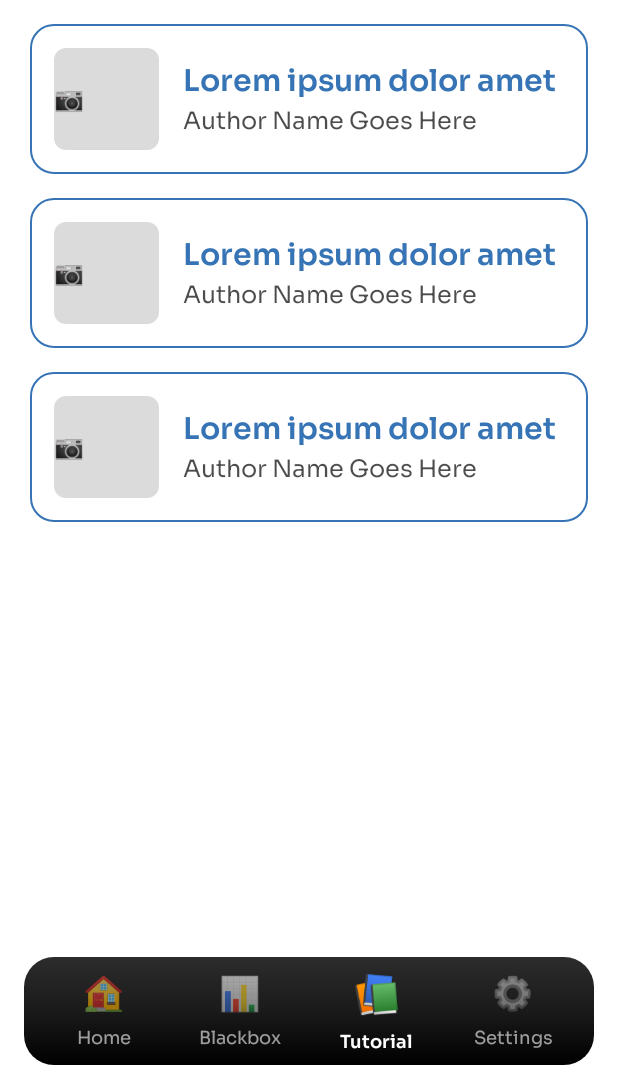
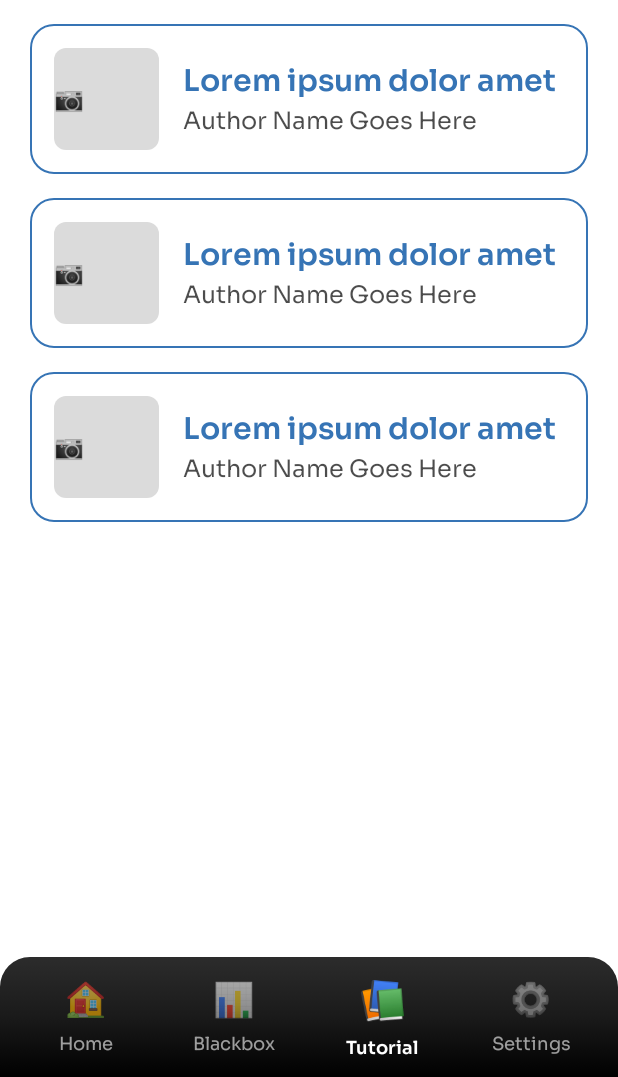
Before and after one commit to ggvndd/RideGuardCO2, an Android app built with Jetpack Compose: the @Preview function MainAppPreview, item 3 of the bottom bar chosen, on a phone screen of 412 x 824 dp, the part 159-1236 px from its top. Run offline under Robolectric (Android 15) with nearby library versions, the phone set to English and light mode, and no system bars.

Commit message:
feat: adjusted home screen and bottom navbar

```diff
--- a/app/src/main/java/com/capstoneco2/rideguard/ui/components/BottomNavigation.kt
+++ b/app/src/main/java/com/capstoneco2/rideguard/ui/components/BottomNavigation.kt
@@ -3,6 +3,7 @@ package com.capstoneco2.rideguard.ui.components
 import androidx.compose.foundation.background
 import androidx.compose.foundation.layout.Box
 import androidx.compose.foundation.layout.Row
+import androidx.compose.foundation.layout.fillMaxHeight
 import androidx.compose.foundation.layout.fillMaxWidth
 import androidx.compose.foundation.layout.height
 import androidx.compose.foundation.layout.padding
@@ -47,13 +48,12 @@ fun BottomNavigationBar(
     Box(
         modifier = modifier
             .fillMaxWidth()
-            .padding(horizontal = 16.dp, vertical = 8.dp)
     ) {
         Box(
             modifier = Modifier
                 .fillMaxWidth()
-                .height(72.dp)
-                .clip(RoundedCornerShape(20.dp))
+                .height(80.dp)
+                .clip(RoundedCornerShape(topStart = 20.dp, topEnd = 20.dp, bottomStart = 0.dp, bottomEnd = 0.dp))
                 .background(
                     brush = Brush.verticalGradient(
                         colors = listOf(
@@ -67,8 +67,8 @@ fun BottomNavigationBar(
             Row(
                 modifier = Modifier
                     .fillMaxWidth()
-                    .height(72.dp)
-                    .padding(horizontal = 8.dp),
+                    .height(80.dp)
+                    .padding(horizontal = 8.dp, vertical = 8.dp),
                 verticalAlignment = Alignment.CenterVertically
             ) {
                 bottomNavItems.forEach { item ->
--- a/app/src/main/java/com/capstoneco2/rideguard/ui/screens/HomeScreen.kt
+++ b/app/src/main/java/com/capstoneco2/rideguard/ui/screens/HomeScreen.kt
@@ -1,6 +1,9 @@
 package com.capstoneco2.rideguard.ui.screens
 
+import androidx.compose.foundation.Image
 import androidx.compose.foundation.background
+import androidx.compose.foundation.border
+import androidx.compose.foundation.clickable
 import androidx.compose.foundation.layout.Arrangement
 import androidx.compose.foundation.layout.Box
 import androidx.compose.foundation.layout.Column
@@ -13,30 +16,44 @@ import androidx.compose.foundation.layout.padding
 import androidx.compose.foundation.layout.size
 import androidx.compose.foundation.layout.width
 import androidx.compose.foundation.lazy.LazyColumn
-import androidx.compose.foundation.lazy.LazyRow
-import androidx.compose.foundation.lazy.items
 import androidx.compose.foundation.shape.RoundedCornerShape
 import androidx.compose.material3.Card
 import androidx.compose.material3.CardDefaults
+import androidx.compose.material3.Divider
 import androidx.compose.material3.MaterialTheme
+import androidx.compose.material3.Text
 import androidx.compose.runtime.Composable
+import androidx.compose.runtime.getValue
+import androidx.compose.runtime.mutableStateOf
+import androidx.compose.runtime.remember
+import androidx.compose.runtime.setValue
 import androidx.compose.ui.Alignment
 import androidx.compose.ui.Modifier
 import androidx.compose.ui.graphics.Color
+import androidx.compose.ui.layout.ContentScale
+import androidx.compose.ui.res.painterResource
 import androidx.compose.ui.text.font.FontWeight
 import androidx.compose.ui.text.style.TextAlign
 import androidx.compose.ui.tooling.preview.Preview
 import androidx.compose.ui.unit.dp
+import com.capstoneco2.rideguard.R
 import com.capstoneco2.rideguard.ui.components.BodyText
-import androidx.compose.ui.graphics.Brush
 import com.capstoneco2.rideguard.ui.components.MainHeader
+import com.capstoneco2.rideguard.ui.components.PrimaryButton
 import com.capstoneco2.rideguard.ui.components.SectionHeader
+import com.capstoneco2.rideguard.ui.theme.Blue80
+import com.capstoneco2.rideguard.ui.theme.Black80
 import com.capstoneco2.rideguard.ui.theme.MyAppTheme
 
 @Composable
 fun HomeScreen(
-    userName: String = "User"
+    userName: String = "User",
+    onNavigateToBlackbox: () -> Unit = {}
 ) {
+    var isBlackboxOnline by remember { mutableStateOf(true) }
+    var batteryLevel by remember { mutableStateOf("100%") }
+    var blackboxSerialNumber by remember { mutableStateOf("Lorem Ipsum") }
+
     LazyColumn(
         modifier = Modifier
             .fillMaxSize()
@@ -45,19 +62,33 @@ fun HomeScreen(
         verticalArrangement = Arrangement.spacedBy(20.dp)
     ) {
         item {
-            Spacer(modifier = Modifier.height(16.dp))
-
-            // Welcome Header
+            Spacer(modifier = Modifier.height(32.dp))
+            // Welcome Header with Dark Background
+            Box(
+                modifier = Modifier
+                    .fillMaxWidth()
+                    .background(
+                        Black80,
+                        RoundedCornerShape(16.dp)
+                    )
+                    .padding(24.dp)
+            ) {
                 Column {
-                BodyText(
+                    Text(
                         text = "Welcome,",
-                    color = MaterialTheme.colorScheme.onBackground.copy(alpha = 0.7f),
-                    textAlign = TextAlign.Start
+                        style = MaterialTheme.typography.bodyLarge,
+                        color = Color.White.copy(alpha = 0.8f),
+                        textAlign = TextAlign.Start,
+                        modifier = Modifier.fillMaxWidth()
                     )
-                MainHeader(
+                    Text(
                         text = "$userName!",
-                    textAlign = TextAlign.Start
+                        style = MaterialTheme.typography.headlineLarge.copy(fontWeight = FontWeight.Bold),
+                        color = Color.White,
+                        textAlign = TextAlign.Start,
+                        modifier = Modifier.fillMaxWidth()
                     )
+                }
             }
         }
 
@@ -69,32 +100,39 @@ fun HomeScreen(
             ) {
                 StatusCard(
                     modifier = Modifier.weight(1f),
-                    title = "Blackbox Status",
-                    value = "Online",
-                    valueColor = Color(0xFF06A759) // Green
+                    title = "Blackbox Status:",
+                    value = if (isBlackboxOnline) "Online" else "Offline",
+                    valueColor = if (isBlackboxOnline) Color(0xFF06A759) else Color(0xFFFF6B6B),
+                    onClick = { isBlackboxOnline = !isBlackboxOnline }
                 )
                 StatusCard(
                     modifier = Modifier.weight(1f),
-                    title = "Battery",
-                    value = "100%",
-                    valueColor = Color(0xFF06A759) // Green
+                    title = "Battery:",
+                    value = batteryLevel,
+                    valueColor = Color(0xFF06A759),
+                    onClick = { /* Handle battery click */ }
                 )
             }
         }
 
         item {
-            // Blackbox Serial Number Card
-            BlackboxSerialCard()
+            // Blackbox Connected Card with Image Background
+            BlackboxConnectedCard(
+                blackboxName = blackboxSerialNumber,
+                isOnline = isBlackboxOnline
+            )
         }
 
         item {
-            // Pulsa Balance
+            // Pulsa Balance Section
             PulsaBalanceSection()
         }
 
         item {
-            // Emergency Contacts
-            EmergencyContactsSection()
+            // Emergency Contacts Section
+            EmergencyContactsSection(
+                onAddAnotherClick = onNavigateToBlackbox
+            )
         }
 
         item {
@@ -108,71 +146,117 @@ private fun StatusCard(
     title: String,
     value: String,
     valueColor: Color,
+    onClick: () -> Unit = {},
     modifier: Modifier = Modifier
 ) {
     Card(
-        modifier = modifier,
+        modifier = modifier
+            .clickable { onClick() },
         colors = CardDefaults.cardColors(
-            containerColor = MaterialTheme.colorScheme.primary.copy(alpha = 0.1f)
+            containerColor = MaterialTheme.colorScheme.primary.copy(alpha = 0.2f)
         ),
-        shape = RoundedCornerShape(12.dp)
+        shape = RoundedCornerShape(16.dp),
+        elevation = CardDefaults.cardElevation(defaultElevation = 0.dp)
     ) {
         Column(
-            modifier = Modifier.padding(16.dp),
+            modifier = Modifier
+                .fillMaxWidth()
+                .padding(16.dp),
             horizontalAlignment = Alignment.Start
         ) {
-            BodyText(
+            Text(
                 text = title,
+                style = MaterialTheme.typography.bodyMedium,
                 color = MaterialTheme.colorScheme.onBackground.copy(alpha = 0.8f),
                 textAlign = TextAlign.Start
             )
             Spacer(modifier = Modifier.height(4.dp))
-            BodyText(
+            Text(
                 text = value,
+                style = MaterialTheme.typography.titleMedium.copy(fontWeight = FontWeight.Bold),
                 color = valueColor,
-                textAlign = TextAlign.Start,
-                modifier = Modifier
+                textAlign = TextAlign.Start
             )
         }
     }
 }
 
 @Composable
-private fun BlackboxSerialCard() {
+private fun BlackboxConnectedCard(
+    blackboxName: String,
+    isOnline: Boolean
+) {
     Card(
         modifier = Modifier
             .fillMaxWidth()
-            .height(140.dp),
+            .height(200.dp)
+            .border(
+                width = 2.dp,
+                color = Blue80,
+                shape = RoundedCornerShape(16.dp)
+            ),
         colors = CardDefaults.cardColors(
             containerColor = Color.Transparent
         ),
-        shape = RoundedCornerShape(16.dp)
+        shape = RoundedCornerShape(16.dp),
+        elevation = CardDefaults.cardElevation(defaultElevation = 0.dp)
     ) {
+        Box(
+            modifier = Modifier.fillMaxSize()
+        ) {
+            // Background Image
+            Image(
+                painter = painterResource(id = R.drawable.motorcycle_welcome_image),
+                contentDescription = "Blackbox Background",
+                modifier = Modifier.fillMaxSize(),
+                contentScale = ContentScale.Crop
+            )
+
+            // Dark Overlay for better text visibility
             Box(
                 modifier = Modifier
                     .fillMaxSize()
                     .background(
-                    brush = Brush.horizontalGradient(
-                        colors = listOf(
-                            MaterialTheme.colorScheme.primary.copy(alpha = 0.8f),
-                            MaterialTheme.colorScheme.primary.copy(alpha = 0.6f)
+                        Color.Black.copy(alpha = 0.4f),
+                        RoundedCornerShape(16.dp)
                     )
-                    ),
-                    shape = RoundedCornerShape(16.dp)
             )
+
+            // Content
+            // Content - Centered both vertically and horizontally
+            Column(
+                modifier = Modifier
+                    .fillMaxSize()
+                    .padding(20.dp),
+                verticalArrangement = Arrangement.Center,
+                horizontalAlignment = Alignment.CenterHorizontally
             ) {
-            Column(
-                modifier = Modifier.padding(20.dp)
+                // Top Label
+                Box(
+                    modifier = Modifier
+                        .background(
+                            MaterialTheme.colorScheme.primary,
+                            RoundedCornerShape(8.dp)
+                        )
+                        .padding(horizontal = 12.dp, vertical = 6.dp)
                 ) {
-                BodyText(
+                    Text(
                         text = "Blackbox Serial Number",
-                    color = Color.White.copy(alpha = 0.9f)
+                        style = MaterialTheme.typography.bodySmall,
+                        color = Color.White,
+                        textAlign = TextAlign.Center
                     )
-                Spacer(modifier = Modifier.height(8.dp))
-                MainHeader(
-                    text = "Lorem Ipsum",
+                }
+
+                Spacer(modifier = Modifier.height(16.dp))
+
+                // Main Text - Centered
+                Text(
+                    text = blackboxName,
+                    style = MaterialTheme.typography.headlineLarge.copy(fontWeight = FontWeight.Bold),
                     color = Color.White,
-                    textAlign = TextAlign.Start
+                    textAlign = TextAlign.Center,
+                    modifier = Modifier.fillMaxWidth()
                 )
             }
         }
@@ -182,53 +266,95 @@ private fun BlackboxSerialCard() {
 @Composable
 private fun PulsaBalanceSection() {
    Column {
-        SectionHeader(
+        Row(
+            modifier = Modifier.fillMaxWidth(),
+            horizontalArrangement = Arrangement.SpaceBetween,
+            verticalAlignment = Alignment.Bottom
+        ) {
+            Column {
+                Text(
                     text = "Pulsa Balance",
-            textAlign = TextAlign.Start
                 )
-        Spacer(modifier = Modifier.height(8.dp))
-        MainHeader(
+                Spacer(modifier = Modifier.height(4.dp))
+                Text(
                     text = "Rp5000,00",
-            color = MaterialTheme.colorScheme.primary,
-            textAlign = TextAlign.Start
+                    style = MaterialTheme.typography.headlineSmall.copy(fontWeight = FontWeight.Bold),
+                    color = MaterialTheme.colorScheme.primary
+                )
+            }
+
+            // Custom button with smaller font
+            Card(
+                modifier = Modifier
+                    .width(150.dp)
+                    .clickable { /* Handle add pulsa */ },
+                colors = CardDefaults.cardColors(
+                    containerColor = MaterialTheme.colorScheme.primary
+                ),
+                shape = RoundedCornerShape(12.dp),
+                elevation = CardDefaults.cardElevation(defaultElevation = 0.dp)
+            ) {
+                Box(
+                    modifier = Modifier
+                        .fillMaxWidth()
+                        .padding(horizontal = 16.dp, vertical = 12.dp),
+                    contentAlignment = Alignment.Center
+                ) {
+                    Text(
+                        text = "Add More Pulsa",
+                        style = MaterialTheme.typography.bodySmall, // Made smaller
+                        color = Color.White,
+                        textAlign = TextAlign.Center
+                    )
+                }
+            }
+        }
+
+        Spacer(modifier = Modifier.height(16.dp))
+
+        Divider(
+            color = MaterialTheme.colorScheme.onBackground.copy(alpha = 0.2f)
         )
     }
 }
 
 @Composable
-private fun EmergencyContactsSection() {
+private fun EmergencyContactsSection(
+    onAddAnotherClick: () -> Unit
+) {
     Column {
         Row(
             modifier = Modifier.fillMaxWidth(),
             horizontalArrangement = Arrangement.SpaceBetween,
             verticalAlignment = Alignment.CenterVertically
         ) {
-            SectionHeader(
+            Text(
                 text = "Emergency Contacts",
-                textAlign = TextAlign.Start
+                style = MaterialTheme.typography.titleMedium.copy(fontWeight = FontWeight.SemiBold),
+                color = MaterialTheme.colorScheme.onBackground
             )
-            BodyText(
+            Text(
                 text = "Add Another",
+                style = MaterialTheme.typography.bodyMedium,
                 color = MaterialTheme.colorScheme.primary,
-                textAlign = TextAlign.End
+                modifier = Modifier.clickable { onAddAnotherClick() }
             )
         }
 
-        Spacer(modifier = Modifier.height(12.dp))
+        Spacer(modifier = Modifier.height(16.dp))
 
-        // Emergency Contact Chips in Grid
+        // Emergency Contact Chips in Grid (2x2)
         val contacts = listOf(
             "John Doe", "Lorem Ipsum",
             "Jonathan Joestar", "John Doe"
         )
 
-        // Split contacts into rows of 2
         val contactRows = contacts.chunked(2)
 
         contactRows.forEach { rowContacts ->
             Row(
                 modifier = Modifier.fillMaxWidth(),
-                horizontalArrangement = Arrangement.spacedBy(8.dp)
+                horizontalArrangement = Arrangement.spacedBy(12.dp)
             ) {
                 rowContacts.forEach { contact ->
                     EmergencyContactChip(
@@ -236,12 +362,14 @@ private fun EmergencyContactsSection() {
                         modifier = Modifier.weight(1f)
                     )
                 }
-                // Fill remaining space if odd number of contacts in row
+                // Fill remaining space if odd number of contacts
                 if (rowContacts.size == 1) {
                     Spacer(modifier = Modifier.weight(1f))
                 }
             }
-            Spacer(modifier = Modifier.height(8.dp))
+            if (rowContacts != contactRows.last()) {
+                Spacer(modifier = Modifier.height(12.dp))
+            }
         }
     }
 }
@@ -254,30 +382,24 @@ private fun EmergencyContactChip(
     Card(
         modifier = modifier,
         colors = CardDefaults.cardColors(
-            containerColor = MaterialTheme.colorScheme.primary.copy(alpha = 0.1f)
+            containerColor = MaterialTheme.colorScheme.primary.copy(alpha = 0.15f)
         ),
-        shape = RoundedCornerShape(20.dp)
+        shape = RoundedCornerShape(12.dp),
+        elevation = CardDefaults.cardElevation(defaultElevation = 0.dp)
     ) {
         Box(
             modifier = Modifier
                 .fillMaxWidth()
-                .padding(horizontal = 16.dp, vertical = 12.dp),
+                .padding(16.dp),
             contentAlignment = Alignment.Center
         ) {
-            BodyText(
+            Text(
                 text = name,
+                style = MaterialTheme.typography.bodyMedium.copy(fontWeight = FontWeight.Medium),
                 color = MaterialTheme.colorScheme.onBackground,
                 textAlign = TextAlign.Center
             )
         }
-    }
-}
-
-@Preview(showBackground = true)
-@Composable
-fun HomeScreenPreview() {
-    MyAppTheme {
-        HomeScreen("John Doe")
     }
 }
 
```
Lines whose indentation alone changed are shown as unchanged.
